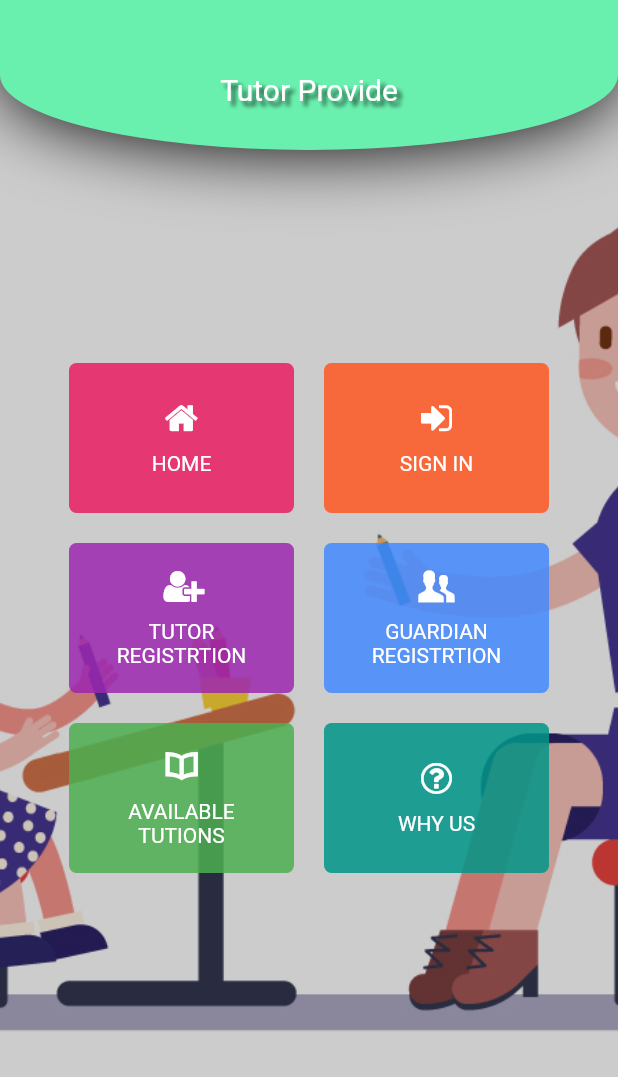
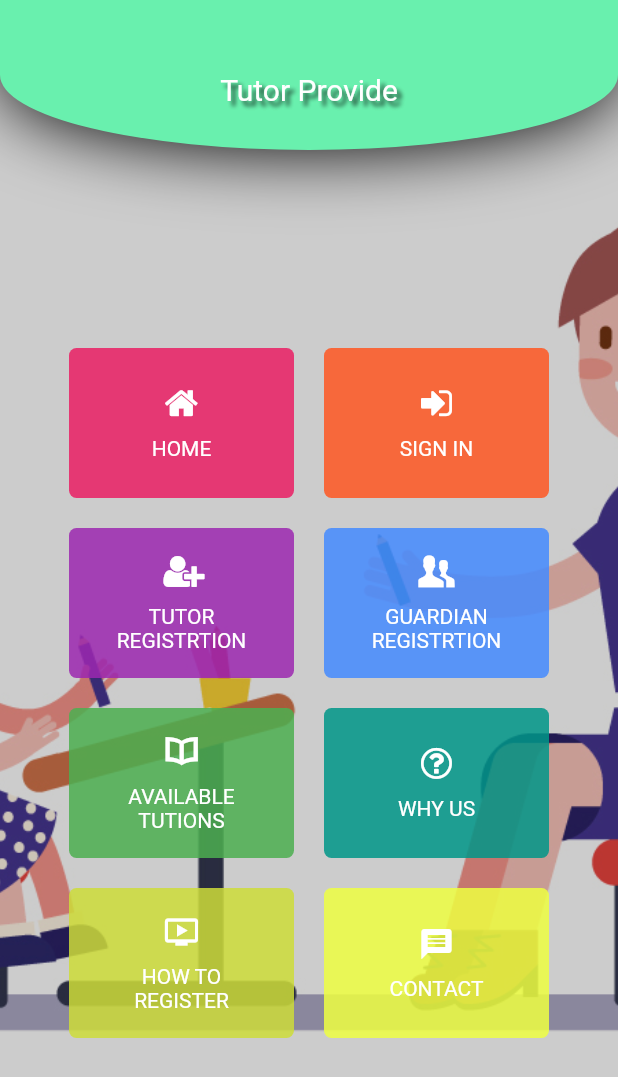
Before and after one commit to tipu0710/tutora_provide, a Flutter app: the screen it shows after launch, on a phone screen of 412 x 824 dp. Shown: the top 1077 px of the screen. Run offline on Flutter 3.47's test engine with Material 2 defaults, Android fonts, the phone set to English and light mode, and no system bars; drawn by our look-alikes of carousel_slider; our stand-ins replace connectivity, flutter_spinkit, page_transition; missing offline and left inert: flutter_webview_plugin.

Commit message:
minor change

```diff
--- a/lib/home_page.dart
+++ b/lib/home_page.dart
@@ -5,6 +5,11 @@ import 'package:page_transition/page_transition.dart';
 import 'package:tutora_provide/constant.dart';
 import 'package:tutora_provide/custom_icon/my_flutter_app_icons.dart';
 import 'package:tutora_provide/web_pge.dart';
+import 'package:url_launcher/url_launcher.dart';
+
+
+String msgUrl = "https://m.me/tutorprovide";
+String youtubeUrl = "https://www.youtube.com/watch?v=JHROR1YMxwA";
 
 class HomePage extends StatefulWidget {
   @override
@@ -23,6 +28,7 @@ class _HomePage extends State<HomePage> {
     'assets/5.jpg',
     'assets/6.jpg',
   ];
+
 
   @override
   Widget build(BuildContext context) {
@@ -56,6 +62,9 @@ class _HomePage extends State<HomePage> {
               child: Column(
                 mainAxisAlignment: MainAxisAlignment.center,
                 children: <Widget>[
+                  SizedBox(
+                    height: 100,
+                  ),
                   Row(
                     crossAxisAlignment: CrossAxisAlignment.center,
                     mainAxisAlignment: MainAxisAlignment.center,
@@ -117,6 +126,25 @@ class _HomePage extends State<HomePage> {
                         icon: MyIcons.question_circle_o,
                         title: "Why us".toUpperCase(),
                       ),
+                    ],
+                  ),
+                  Row(
+                    crossAxisAlignment: CrossAxisAlignment.center,
+                    mainAxisAlignment: MainAxisAlignment.center,
+                    children: <Widget>[
+                      Category(
+                        youtubeUrl,
+                        backgroundColor: Colors.lime.withOpacity(opacity),
+                        icon: Icons.ondemand_video,
+                        title: "How to\nRegister".toUpperCase(),
+                      ),
+                      SizedBox(
+                        width: 20,
+                      ),
+                      Category(msgUrl,
+                          backgroundColor: Colors.limeAccent.withOpacity(opacity),
+                          icon: Icons.message,
+                          title: "Contact".toUpperCase())
                     ],
                   ),
                 ],
@@ -197,6 +225,9 @@ class Category extends StatelessWidget {
     return InkWell(
       onTap: () {
         print("Tap");
+        if (url == youtubeUrl || url == msgUrl) {
+          launchYoutube(url);
+        } else {
           Navigator.push(
               context,
               PageTransition(
@@ -206,6 +237,7 @@ class Category extends StatelessWidget {
                   type: PageTransitionType.scale,
                   alignment: Alignment.center,
                   duration: Duration(seconds: 1)));
+        }
       },
       child: Container(
         decoration: BoxDecoration(
@@ -233,4 +265,8 @@ class Category extends StatelessWidget {
       ),
     );
   }
+
+  launchYoutube(String url) async {
+    await launch(url);
   }
+}
--- a/pubspec.yaml
+++ b/pubspec.yaml
@@ -16,6 +16,7 @@ dependencies:
   carousel_slider: ^1.3.1
   page_transition: ^1.1.5
   connectivity: ^0.4.6+1
+  url_launcher: ^5.4.1
 
 
 dev_dependencies:
```
Also changed, not shown: lib/web_pge.dart (+4 -4 lines), pubspec.lock, 2 other files. Lines whose indentation alone changed are shown as unchanged.
